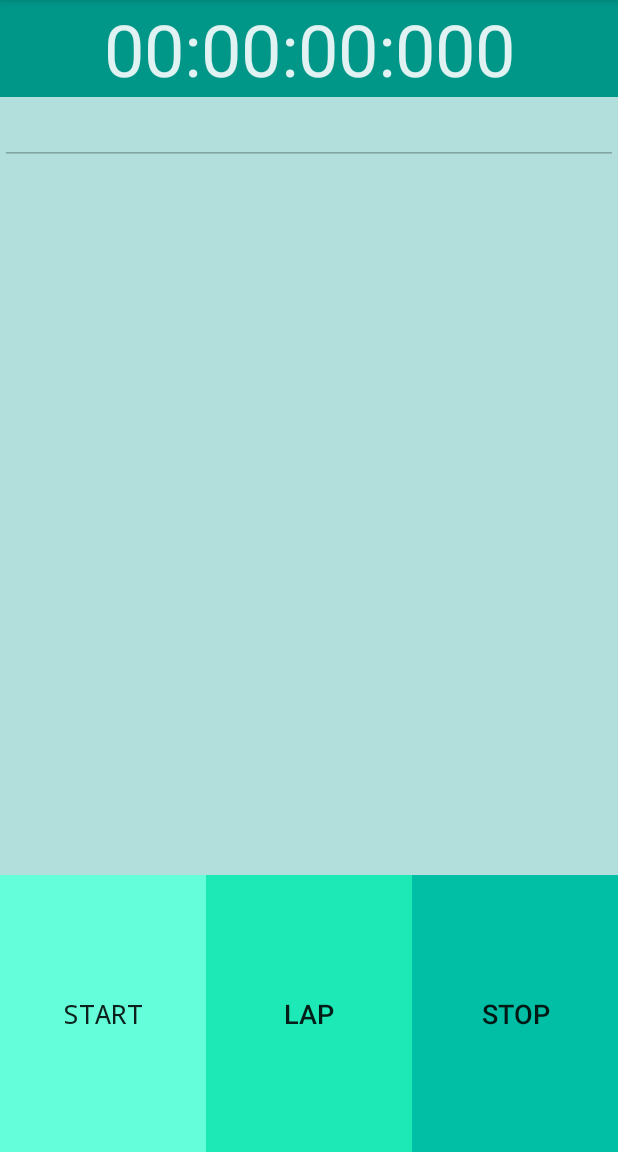
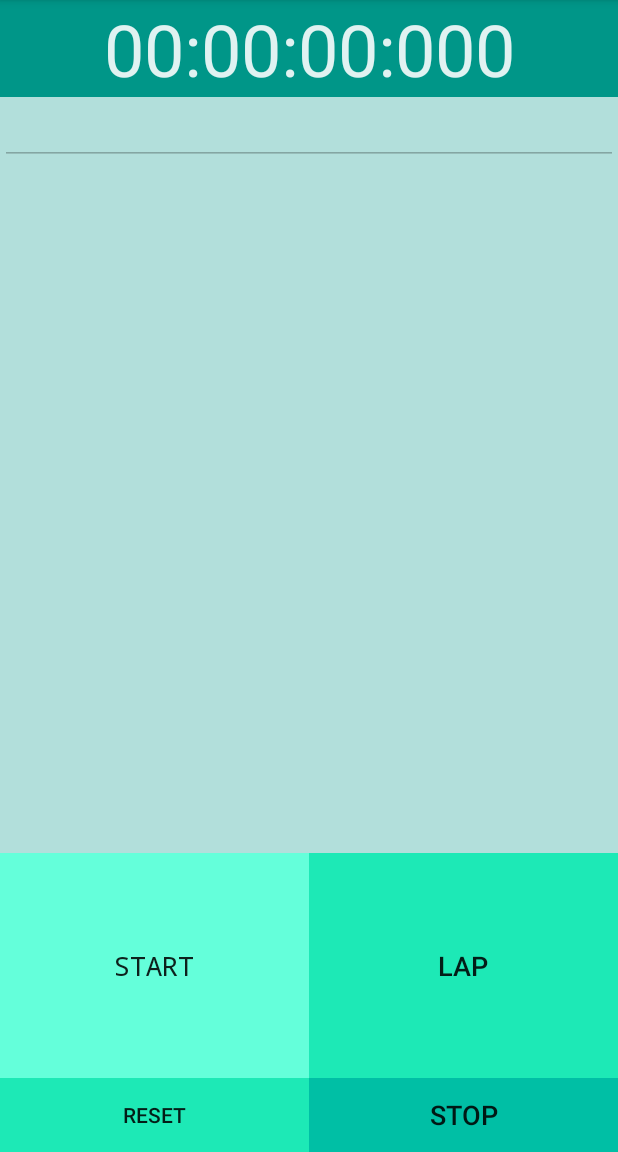
Before and after one commit to IhorSpivak/Chronometer, an Android app: the screen it shows after launch (MainActivity), on a phone screen of 412 x 824 dp, the part 84-1236 px from its top. Run offline under Robolectric (Android 15) with nearby library versions, the phone set to English and light mode, and no system bars.

```diff
--- a/app/src/main/java/com/example/sokol/myapplication/MainActivity.java
+++ b/app/src/main/java/com/example/sokol/myapplication/MainActivity.java
@@ -15,12 +15,15 @@ public class MainActivity extends AppCompatActivity {
     Button btnStart;
     Button btnLap;
     Button btnStop;
+    Button btnReset;
+    private static final String RESET_TIME = "00:00:00:000";
 
     private EditText lapResult;
     private int laps = 1;
     private ScrollView svLap;
 
-    private Context context;
+    private Context mContext;
+
     private Chronometr chronometr;
     private Thread mThreadChrono;
 
@@ -30,29 +33,37 @@ public class MainActivity extends AppCompatActivity {
         super.onCreate(savedInstanceState);
         setContentView(R.layout.activity_main);
 
-        context = this;
+        mContext = this;
 
         tvTime = (TextView) findViewById(R.id.tvTime);
         btnStart = (Button) findViewById(R.id.btnStart);
         btnLap = (Button) findViewById(R.id.btnLap);
         btnStop = (Button) findViewById(R.id.btnStop);
+        btnReset = (Button) findViewById(R.id.btnReset);
         svLap = (ScrollView) findViewById(R.id.svLap);
         lapResult = (EditText) findViewById(R.id.lapResult);
 
         lapResult.setEnabled(false);
+
+
 
         btnStart.setOnClickListener(new View.OnClickListener() {
             @Override
             public void onClick(View v) {
 
                 if(chronometr == null){
-                    chronometr = new Chronometr(context);
+                    chronometr = new Chronometr(mContext);
                     mThreadChrono = new Thread(chronometr);
                     mThreadChrono.start();
                     chronometr.start();
 
                     laps = 1;
                     lapResult.setText("");
+
+                } else {
+                    tvTime.getText();
+                    mThreadChrono.start();
+                    chronometr.start();
 
                 }
 
@@ -65,11 +76,8 @@ public class MainActivity extends AppCompatActivity {
                 if(chronometr != null){
                     chronometr.stop();
                     mThreadChrono.interrupt();
-                    mThreadChrono = null;
+                }
 
-                    chronometr = null;
-
-                }
             }
         });
 
@@ -81,7 +89,7 @@ public class MainActivity extends AppCompatActivity {
                     return;
                 }
 
-                lapResult.append("LAP " + String.valueOf(laps) + String.valueOf(tvTime.getText()) + "\n");
+                lapResult.append("LAP " + String.valueOf(laps) + " " + String.valueOf(tvTime.getText()) + "\n");
 
                 laps++;
 
@@ -95,6 +103,13 @@ public class MainActivity extends AppCompatActivity {
             }
         });
 
+        btnReset.setOnClickListener(new View.OnClickListener() {
+            @Override
+            public void onClick(View v) {
+                tvTime.setText(RESET_TIME);
+
+            }
+        });
     }
 
     public void updateTimerText(final String time){
--- a/app/src/main/res/layout/activity_main.xml
+++ b/app/src/main/res/layout/activity_main.xml
@@ -49,7 +49,7 @@
                 android:layout_height="match_parent"
                 android:layout_gravity="center_horizontal"
                 android:allowUndo="false"
-                android:textColor="#E0F2F1"
+                android:textColor="#009688"
                 android:enabled="false" />
 
         </ScrollView>
@@ -66,8 +66,8 @@
 
         <Button
             android:id="@+id/btnStart"
-            android:layout_width="fill_parent"
-            android:layout_height="fill_parent"
+            android:layout_width="match_parent"
+            android:layout_height="match_parent"
             android:layout_gravity="center_vertical"
             android:layout_weight="1"
             android:text="START"
@@ -77,17 +77,32 @@
 
         <Button
             android:id="@+id/btnLap"
-            android:layout_width="fill_parent"
-            android:layout_height="fill_parent"
+            android:layout_width="match_parent"
+            android:layout_height="match_parent"
             android:layout_weight="1"
             android:text="LAP"
             android:textSize="18dp"
             android:background="#1DE9B6" />
 
+    </LinearLayout>
+
+    <LinearLayout
+        android:orientation="horizontal"
+        android:layout_width="match_parent"
+        android:layout_height="wrap_content">
+
+        <Button
+            android:text="RESET"
+            android:layout_width="match_parent"
+            android:layout_height="match_parent"
+            android:id="@+id/btnReset"
+            android:layout_weight="1"
+            android:background="#1DE9B6" />
+
         <Button
             android:id="@+id/btnStop"
-            android:layout_width="fill_parent"
-            android:layout_height="fill_parent"
+            android:layout_width="match_parent"
+            android:layout_height="match_parent"
             android:layout_gravity="center_vertical"
             android:layout_weight="1"
             android:text="STOP"
```
Also changed, not shown: app/src/main/java/com/example/sokol/myapplication/Chronometr.java (+11 -8 lines).
